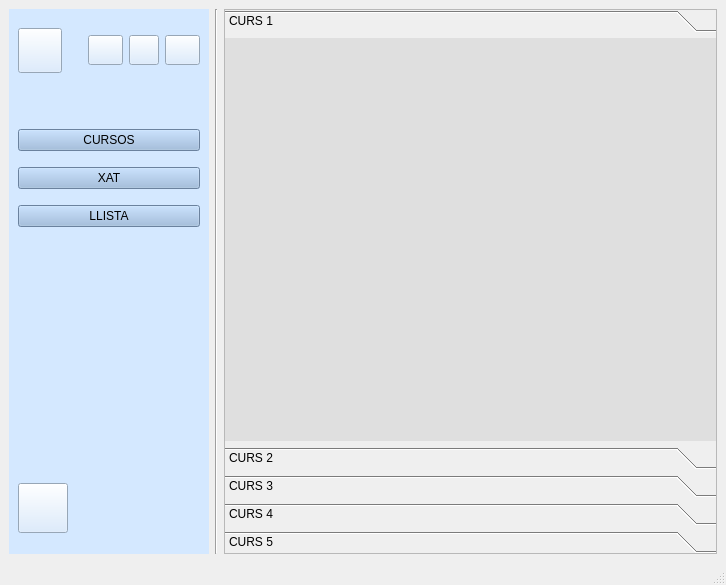
First picture: the form in Inici/inici_professor.ui, repository JPerpi/ProtoAules, before the edit.
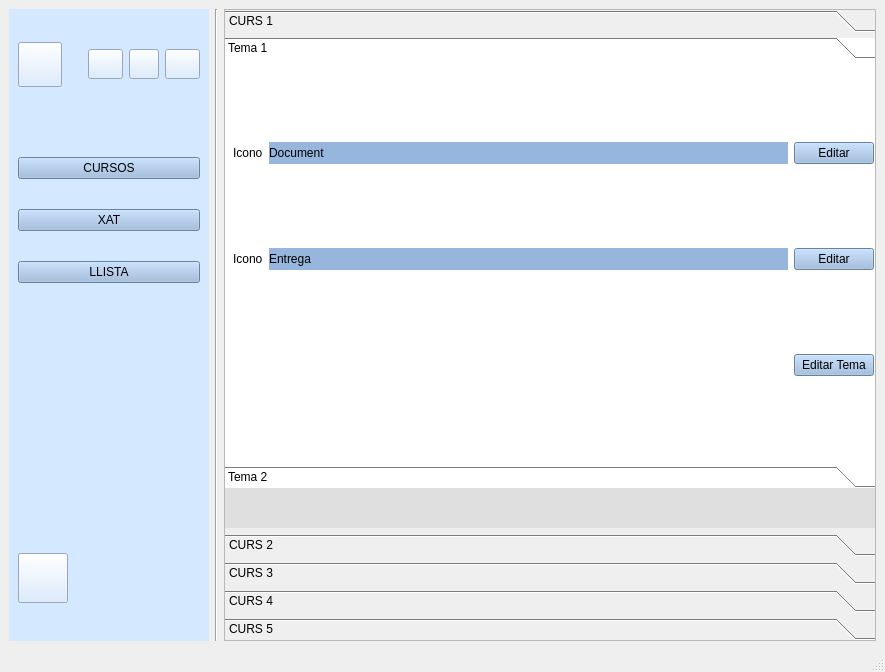
Second picture: the form after the edit. The open tabs and pages were chosen to show the change. Icons and pictures are not drawn.

Commit message: coses de profes

The edit to the form file:
```diff
--- a/Inici/inici_professor.ui
+++ b/Inici/inici_professor.ui
@@ -6,8 +6,8 @@
    <rect>
     <x>0</x>
     <y>0</y>
-    <width>726</width>
-    <height>585</height>
+    <width>885</width>
+    <height>672</height>
    </rect>
   </property>
   <property name="windowTitle">
@@ -20,8 +20,8 @@
      <verstretch>0</verstretch>
     </sizepolicy>
    </property>
-   <layout class="QHBoxLayout" name="horizontalLayout">
-    <item>
+   <layout class="QGridLayout" name="gridLayout_2">
+    <item row="0" column="0">
      <widget class="QWidget" name="barra_lateral" native="true">
       <property name="sizePolicy">
        <sizepolicy hsizetype="Minimum" vsizetype="Minimum">
@@ -243,14 +243,14 @@
       </layout>
      </widget>
     </item>
-    <item>
+    <item row="0" column="1">
      <widget class="Line" name="line">
       <property name="orientation">
        <enum>Qt::Vertical</enum>
       </property>
      </widget>
     </item>
-    <item>
+    <item row="0" column="2">
      <layout class="QVBoxLayout" name="llista_cursos">
       <item>
        <widget class="QToolBox" name="toolBox">
@@ -274,8 +274,8 @@
           <rect>
            <x>0</x>
            <y>0</y>
-           <width>489</width>
-           <height>370</height>
+           <width>648</width>
+           <height>457</height>
           </rect>
          </property>
          <property name="styleSheet">
@@ -287,13 +287,147 @@
          <widget class="QWidget" name="verticalLayoutWidget">
           <property name="geometry">
            <rect>
-            <x>0</x>
-            <y>-10</y>
-            <width>491</width>
-            <height>381</height>
+            <x>180</x>
+            <y>180</y>
+            <width>2</width>
+            <height>2</height>
            </rect>
           </property>
-          <layout class="QVBoxLayout" name="verticalLayout_4"/>
+          <layout class="QVBoxLayout" name="verticalLayout_2"/>
+         </widget>
+         <widget class="QWidget" name="verticalLayoutWidget_6">
+          <property name="geometry">
+           <rect>
+            <x>-1</x>
+            <y>-1</y>
+            <width>651</width>
+            <height>451</height>
+           </rect>
+          </property>
+          <layout class="QVBoxLayout" name="verticalLayout_3">
+           <property name="sizeConstraint">
+            <enum>QLayout::SetMaximumSize</enum>
+           </property>
+           <item>
+            <widget class="QToolBox" name="caixaTemaP">
+             <property name="styleSheet">
+              <string notr="true">background-color: rgb(255, 255, 255);</string>
+             </property>
+             <property name="currentIndex">
+              <number>0</number>
+             </property>
+             <widget class="QWidget" name="page">
+              <property name="geometry">
+               <rect>
+                <x>0</x>
+                <y>0</y>
+                <width>649</width>
+                <height>389</height>
+               </rect>
+              </property>
+              <attribute name="label">
+               <string>Tema 1</string>
+              </attribute>
+              <widget class="QWidget" name="gridLayoutWidget">
+               <property name="geometry">
+                <rect>
+                 <x>9</x>
+                 <y>-1</y>
+                 <width>641</width>
+                 <height>391</height>
+                </rect>
+               </property>
+               <layout class="QGridLayout" name="gridLayout">
+                <item row="1" column="2">
+                 <widget class="QPushButton" name="pushButton_3">
+                  <property name="styleSheet">
+                   <string notr="true">background-color: rgb(150, 182, 221);</string>
+                  </property>
+                  <property name="text">
+                   <string>Editar</string>
+                  </property>
+                 </widget>
+                </item>
+                <item row="0" column="1">
+                 <widget class="QLabel" name="label_3">
+                  <property name="sizePolicy">
+                   <sizepolicy hsizetype="Expanding" vsizetype="Preferred">
+                    <horstretch>0</horstretch>
+                    <verstretch>0</verstretch>
+                   </sizepolicy>
+                  </property>
+                  <property name="styleSheet">
+                   <string notr="true">background-color: rgb(150, 182, 221);</string>
+                  </property>
+                  <property name="text">
+                   <string>Document </string>
+                  </property>
+                 </widget>
+                </item>
+                <item row="0" column="2">
+                 <widget class="QPushButton" name="pushButton_2">
+                  <property name="styleSheet">
+                   <string notr="true">background-color: rgb(150, 182, 221);
+</string>
+                  </property>
+                  <property name="text">
+                   <string>Editar</string>
+                  </property>
+                 </widget>
+                </item>
+                <item row="0" column="0">
+                 <widget class="QLabel" name="label_2">
+                  <property name="text">
+                   <string>Icono</string>
+                  </property>
+                 </widget>
+                </item>
+                <item row="2" column="2">
+                 <widget class="QPushButton" name="pushButton_4">
+                  <property name="styleSheet">
+                   <string notr="true">background-color: rgb(150, 182, 221);</string>
+                  </property>
+                  <property name="text">
+                   <string>Editar Tema</string>
+                  </property>
+                 </widget>
+                </item>
+                <item row="1" column="1">
+                 <widget class="QLabel" name="label_4">
+                  <property name="styleSheet">
+                   <string notr="true">background-color: rgb(150, 182, 221);</string>
+                  </property>
+                  <property name="text">
+                   <string>Entrega</string>
+                  </property>
+                 </widget>
+                </item>
+                <item row="1" column="0">
+                 <widget class="QLabel" name="label_5">
+                  <property name="text">
+                   <string>Icono</string>
+                  </property>
+                 </widget>
+                </item>
+               </layout>
+              </widget>
+             </widget>
+             <widget class="QWidget" name="page_3">
+              <property name="geometry">
+               <rect>
+                <x>0</x>
+                <y>0</y>
+                <width>649</width>
+                <height>389</height>
+               </rect>
+              </property>
+              <attribute name="label">
+               <string>Tema 2</string>
+              </attribute>
+             </widget>
+            </widget>
+           </item>
+          </layout>
          </widget>
         </widget>
         <widget class="QWidget" name="page_2">
```
Left out of the diff: 20 changed lines with no effect on the pictures. The commit also changes 2 other files.
